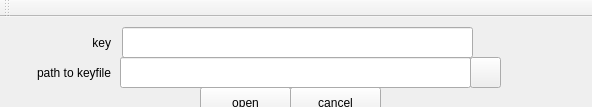
First picture: the form in plugins/keykeyfile/mainwindow.ui, repository mhogomchungu/zuluCrypt, before the edit.
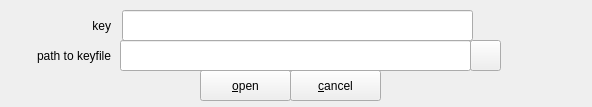
Second picture: the form after the edit.

Commit message: finally, a missing puzzle is discovered,there are differences btw QDialog/QWidget and QMainWindow and QWidget

The edit to the form file:
```diff
--- a/plugins/keykeyfile/mainwindow.ui
+++ b/plugins/keykeyfile/mainwindow.ui
@@ -1,7 +1,7 @@
 <?xml version="1.0" encoding="UTF-8"?>
 <ui version="4.0">
  <class>MainWindow</class>
- <widget class="QMainWindow" name="MainWindow">
+ <widget class="QWidget" name="MainWindow">
   <property name="geometry">
    <rect>
     <x>0</x>
```
The commit also changes 45 other files.
